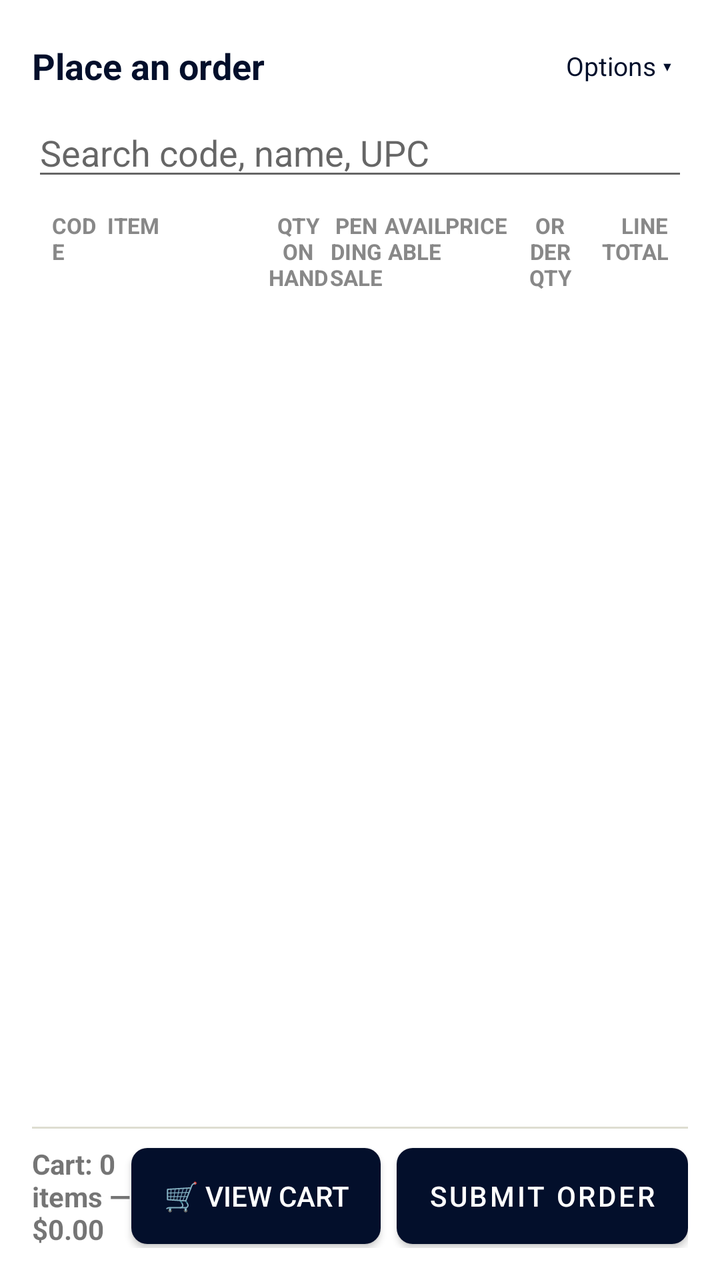
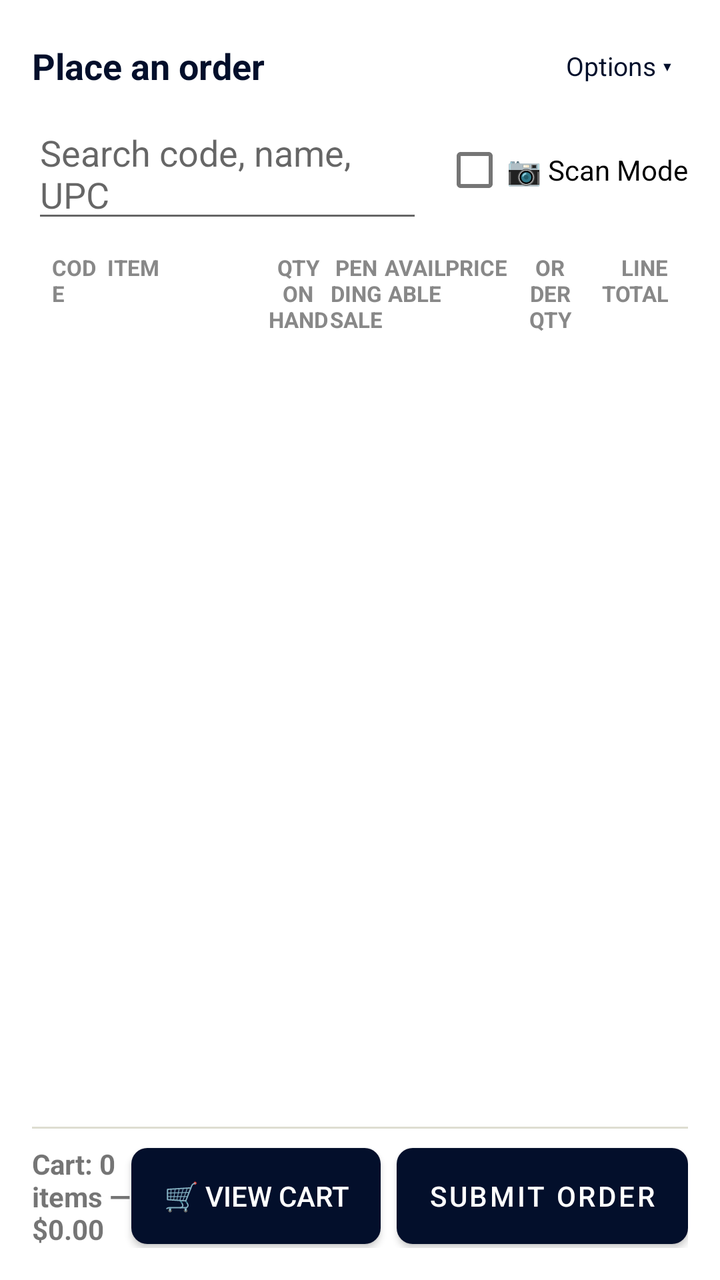

Compare the two renders of this Android layout. The source of the first and the diff that turns it into the second are given below.
<!-- AndroidManifest.xml: application theme Theme.LiquorBeeWholesale -->
<!-- res/layout/fragment_place_order.xml -->
<?xml version="1.0" encoding="utf-8"?>
<FrameLayout xmlns:android="http://schemas.android.com/apk/res/android"
    android:layout_width="match_parent"
    android:layout_height="match_parent">

    <LinearLayout
        android:layout_width="match_parent"
        android:layout_height="match_parent"
        android:orientation="vertical"
        android:padding="16dp">

        <LinearLayout
            android:layout_width="match_parent"
            android:layout_height="wrap_content"
            android:orientation="horizontal"
            android:gravity="center_vertical">
            <TextView
                android:layout_width="0dp"
                android:layout_height="wrap_content"
                android:layout_weight="1"
                android:text="Place an order"
                android:textStyle="bold"
                android:textSize="18sp"
                android:textColor="@color/purple_primary" />
            <TextView
                android:id="@+id/textToggleOptions"
                android:layout_width="wrap_content"
                android:layout_height="wrap_content"
                android:text="Options ▾"
                android:textSize="13sp"
                android:textColor="@color/purple_primary"
                android:padding="8dp"
                android:clickable="true"
                android:focusable="true" />
        </LinearLayout>

        <EditText
            android:id="@+id/editSearch"
            android:layout_width="match_parent"
            android:layout_height="wrap_content"
            android:hint="Search code, name, UPC"
            android:layout_marginTop="4dp" />

        
        <LinearLayout
            android:id="@+id/groupOptions"
            android:layout_width="match_parent"
            android:layout_height="wrap_content"
            android:orientation="vertical"
            android:visibility="gone">

            <TextView
                android:layout_width="match_parent"
                android:layout_height="wrap_content"
                android:text="Select a linked account and place a draft order on their behalf."
                android:textColor="#888888"
                android:textSize="12sp"
                android:layout_marginTop="8dp" />

            <LinearLayout
                android:layout_width="match_parent"
                android:layout_height="wrap_content"
                android:orientation="horizontal"
                android:gravity="center_vertical"
                android:layout_marginTop="4dp">
                <FrameLayout
                    android:layout_width="0dp"
                    android:layout_height="wrap_content"
                    android:layout_weight="1"
                    android:layout_marginEnd="8dp">
                    <Spinner
                        android:id="@+id/spinnerAccount"
                        android:layout_width="match_parent"
                        android:layout_height="wrap_content"
                        android:background="@drawable/bg_dropdown_field" />
                </FrameLayout>
                <Button
                    android:id="@+id/buttonLoadCatalog"
                    style="?android:attr/buttonStyleSmall"
                    android:layout_width="wrap_content"
                    android:layout_height="wrap_content"
                    android:text="Refresh Catalog"
                    android:background="@drawable/bg_button_dark"
                    android:textColor="@color/white" />
            </LinearLayout>

            <LinearLayout
                android:layout_width="match_parent"
                android:layout_height="wrap_content"
                android:orientation="horizontal"
                android:layout_marginTop="4dp">
                <CheckBox
                    android:id="@+id/checkboxInStockOnly"
                    android:layout_width="wrap_content"
                    android:layout_height="wrap_content"
                    android:text="In Stock Only" />
                <CheckBox
                    android:id="@+id/checkboxLimitQtyOnHand"
                    android:layout_width="wrap_content"
                    android:layout_height="wrap_content"
                    android:text="Limit Qty On Hand"
                    android:layout_marginStart="16dp" />
            </LinearLayout>
        </LinearLayout>

        <ProgressBar
            android:id="@+id/progressLoading"
            android:layout_width="wrap_content"
            android:layout_height="wrap_content"
            android:layout_gravity="center"
            android:layout_marginTop="16dp"
            android:visibility="gone" />

        <TextView
            android:id="@+id/textEmpty"
            android:layout_width="match_parent"
            android:layout_height="wrap_content"
            android:textColor="#888888"
            android:gravity="center"
            android:layout_marginTop="24dp"
            android:visibility="gone" />

        
        <LinearLayout
            android:layout_width="match_parent"
            android:layout_height="wrap_content"
            android:orientation="horizontal"
            android:paddingHorizontal="10dp"
            android:paddingTop="10dp">
            <TextView android:layout_width="0dp" android:layout_height="wrap_content" android:layout_weight="0.9" android:text="CODE" android:textStyle="bold" android:textSize="11sp" android:textColor="#888888" />
            <TextView android:layout_width="0dp" android:layout_height="wrap_content" android:layout_weight="2.6" android:text="ITEM" android:textStyle="bold" android:textSize="11sp" android:textColor="#888888" />
            <TextView android:layout_width="0dp" android:layout_height="wrap_content" android:layout_weight="1" android:gravity="center" android:text="QTY ON HAND" android:textStyle="bold" android:textSize="11sp" android:textColor="#888888" />
            <TextView android:layout_width="0dp" android:layout_height="wrap_content" android:layout_weight="0.9" android:gravity="center" android:text="PENDING SALE" android:textStyle="bold" android:textSize="11sp" android:textColor="#888888" />
            <TextView android:layout_width="0dp" android:layout_height="wrap_content" android:layout_weight="1" android:gravity="center" android:text="AVAILABLE" android:textStyle="bold" android:textSize="11sp" android:textColor="#888888" />
            <TextView android:layout_width="0dp" android:layout_height="wrap_content" android:layout_weight="1" android:gravity="center" android:text="PRICE" android:textStyle="bold" android:textSize="11sp" android:textColor="#888888" />
            <TextView android:layout_width="0dp" android:layout_height="wrap_content" android:layout_weight="1" android:gravity="center" android:text="ORDER QTY" android:textStyle="bold" android:textSize="11sp" android:textColor="#888888" android:layout_marginHorizontal="6dp" />
            <TextView android:layout_width="0dp" android:layout_height="wrap_content" android:layout_weight="1.2" android:gravity="end" android:text="LINE TOTAL" android:textStyle="bold" android:textSize="11sp" android:textColor="#888888" />
        </LinearLayout>

        <androidx.recyclerview.widget.RecyclerView
            android:id="@+id/recyclerCatalog"
            android:layout_width="match_parent"
            android:layout_height="0dp"
            android:layout_weight="1"
            android:layout_marginTop="4dp" />

        <View
            android:layout_width="match_parent"
            android:layout_height="1dp"
            android:background="#DEDDD1"
            android:layout_marginTop="4dp" />

        <LinearLayout
            android:layout_width="match_parent"
            android:layout_height="wrap_content"
            android:orientation="horizontal"
            android:gravity="center_vertical"
            android:layout_marginTop="8dp">
            <TextView
                android:id="@+id/textCartTotal"
                android:layout_width="0dp"
                android:layout_height="wrap_content"
                android:layout_weight="1"
                android:textStyle="bold"
                android:text="Cart: 0 items — $0.00" />
            <Button
                android:id="@+id/buttonViewCart"
                style="?android:attr/buttonStyleSmall"
                android:layout_width="wrap_content"
                android:layout_height="wrap_content"
                android:layout_marginEnd="8dp"
                android:text="🛒 View Cart"
                android:background="@drawable/bg_button_dark"
                android:textColor="@color/white" />
            <ProgressBar
                android:id="@+id/progressSubmitting"
                android:layout_width="24dp"
                android:layout_height="24dp"
                android:layout_marginEnd="10dp"
                android:indeterminate="true"
                android:visibility="gone" />
            <Button
                android:id="@+id/buttonSubmitOrder"
                android:layout_width="wrap_content"
                android:layout_height="wrap_content"
                android:text="Submit Order"
                android:background="@drawable/bg_button_primary"
                android:textColor="@color/white" />
        </LinearLayout>

        <TextView
            android:id="@+id/textMessage"
            android:layout_width="match_parent"
            android:layout_height="wrap_content"
            android:layout_marginTop="6dp"
            android:visibility="gone" />

    </LinearLayout>

    
    <FrameLayout
        android:id="@+id/celebrationOverlay"
        android:layout_width="match_parent"
        android:layout_height="match_parent"
        android:background="#D1081029"
        android:visibility="gone"
        android:clickable="true"
        android:focusable="true">
        <LinearLayout
            android:layout_width="320dp"
            android:layout_height="wrap_content"
            android:layout_gravity="center"
            android:orientation="vertical"
            android:gravity="center_horizontal"
            android:background="@drawable/bg_modal_card"
            android:padding="24dp"
            android:elevation="8dp">
            <ImageView
                android:id="@+id/imageCelebration"
                android:layout_width="match_parent"
                android:layout_height="200dp"
                android:scaleType="centerCrop"
                android:background="@drawable/bg_dropdown_field" />
            <TextView
                android:id="@+id/textCelebrationHeadline"
                android:layout_width="wrap_content"
                android:layout_height="wrap_content"
                android:text="Order placed"
                android:textStyle="bold"
                android:textSize="26sp"
                android:textColor="#0D1F36"
                android:layout_marginTop="16dp" />
            <TextView
                android:id="@+id/textCelebrationMessage"
                android:layout_width="wrap_content"
                android:layout_height="wrap_content"
                android:textColor="#4F647A"
                android:textSize="15sp"
                android:gravity="center"
                android:layout_marginTop="8dp" />
        </LinearLayout>
    </FrameLayout>

</FrameLayout>
<!-- resources referenced by this layout -->
<resources>
  <color name="purple_primary">#030F2B</color>
  <color name="white">#FFFFFFFF</color>
  <!-- drawable bg_button_dark (drawable) -->
  <?xml version="1.0" encoding="utf-8"?>
  <shape xmlns:android="http://schemas.android.com/apk/res/android" android:shape="rectangle">
      <solid android:color="@color/purple_dark" />
      <corners android:radius="8dp" />
  </shape>
  <!-- drawable bg_button_primary (drawable) -->
  <?xml version="1.0" encoding="utf-8"?>
  <shape xmlns:android="http://schemas.android.com/apk/res/android" android:shape="rectangle">
      <solid android:color="@color/purple_primary" />
      <corners android:radius="8dp" />
  </shape>
  <!-- drawable bg_dropdown_field (drawable) -->
  <?xml version="1.0" encoding="utf-8"?>
  <shape xmlns:android="http://schemas.android.com/apk/res/android" android:shape="rectangle">
      <solid android:color="@color/white" />
      <stroke android:width="1.5dp" android:color="@color/purple_primary" />
      <corners android:radius="8dp" />
      <padding android:left="12dp" android:top="10dp" android:right="36dp" android:bottom="10dp" />
  </shape>
  <!-- drawable bg_modal_card (drawable) -->
  <?xml version="1.0" encoding="utf-8"?>
  <shape xmlns:android="http://schemas.android.com/apk/res/android" android:shape="rectangle">
      <solid android:color="#FFFFFF" />
      <corners android:radius="20dp" />
  </shape>
  <style name="Theme.LiquorBeeWholesale" parent="Theme.MaterialComponents.DayNight.NoActionBar">
          <item name="colorPrimary">@color/purple_primary</item>
          <item name="colorPrimaryDark">@color/purple_dark</item>
          <item name="colorAccent">@color/purple_primary</item>
          <item name="android:statusBarColor" tools:targetApi="l">@color/purple_dark</item>
      </style>
  <color name="purple_dark">#020A20</color>
</resources>

<!-- the commit's change to res/layout/fragment_place_order.xml (unified diff, before → after) -->
@@ -34,12 +34,34 @@
                 android:focusable="true" />
         </LinearLayout>
 
-        <EditText
-            android:id="@+id/editSearch"
-            android:layout_width="match_parent"
-            android:layout_height="wrap_content"
-            android:hint="Search code, name, UPC"
-            android:layout_marginTop="4dp" />
+        <LinearLayout
+            android:layout_width="match_parent"
+            android:layout_height="wrap_content"
+            android:orientation="horizontal"
+            android:gravity="center_vertical"
+            android:layout_marginTop="4dp">
+            <EditText
+                android:id="@+id/editSearch"
+                android:layout_width="0dp"
+                android:layout_height="wrap_content"
+                android:layout_weight="1"
+                android:hint="Search code, name, UPC" />
+            <CheckBox
+                android:id="@+id/checkboxScanMode"
+                android:layout_width="wrap_content"
+                android:layout_height="wrap_content"
+                android:text="📷 Scan Mode"
+                android:layout_marginStart="10dp" />
+        </LinearLayout>
+
+        
+        <TextView
+            android:id="@+id/textScanStatus"
+            android:layout_width="match_parent"
+            android:layout_height="wrap_content"
+            android:textSize="12sp"
+            android:layout_marginTop="4dp"
+            android:visibility="gone" />
 
         
         <LinearLayout
